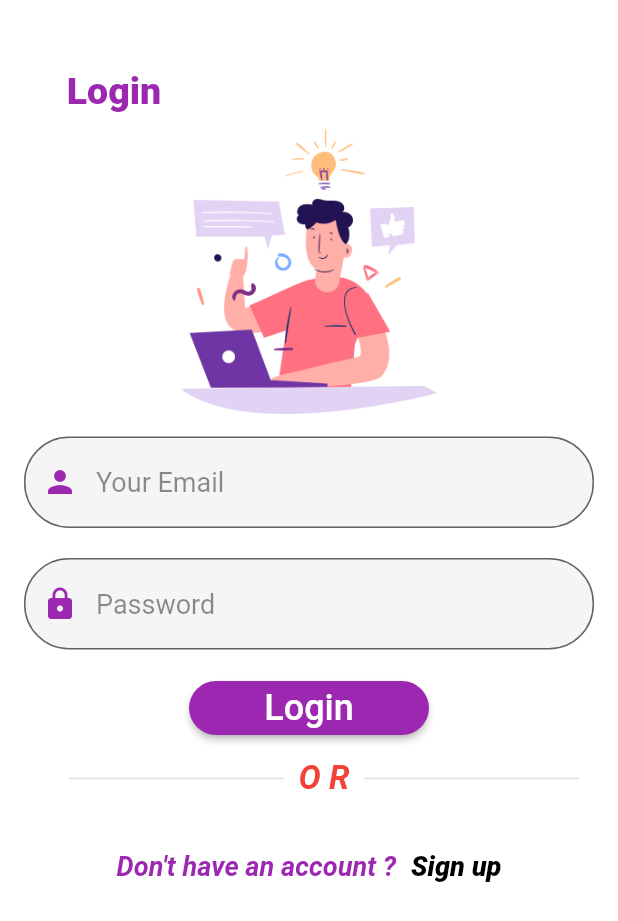
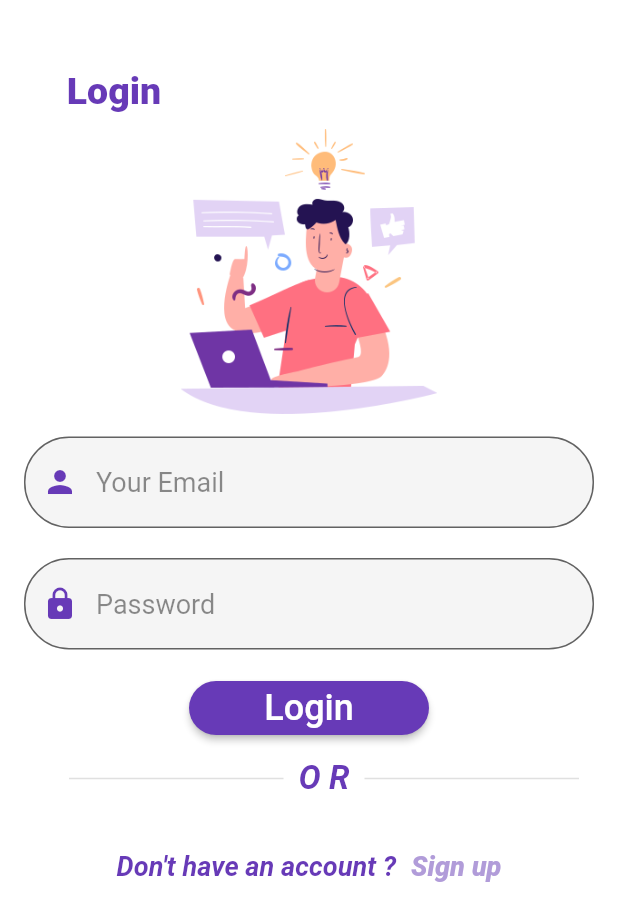
Before and after one commit to youssef999/deal_karma, a Flutter app: the RegisterScreen2 screen opened directly, after a tap on the "login" icon, on a phone screen of 412 x 824 dp. Shown: the top 921 px of the screen. Run offline on Flutter 3.47's test engine with Material 2 defaults, Android fonts, the phone set to English and light mode, and no system bars; our stand-ins replace animated_text_kit, cloud_firestore, firebase_auth, firebase_core, firebase_storage, flutter_native_admob and 2 more; missing offline and left inert: admob_flutter, firebase_admob; accounts and stored records are empty.

Commit message:
deal_karma

```diff
--- a/lib/adsManger.dart
+++ b/lib/adsManger.dart
@@ -7,14 +7,14 @@ import 'package:admob_flutter/admob_flutter.dart';
 
 class AdsManger{
 
-   static bool _testmode= true;
+   static bool _testmode= false;
 
 
 
 
    static String get appIdEx{
      if(Platform.isAndroid){
-       return "ca-app-pub-8832245228844811~9613708860";
+       return "ca-app-pub-9553580055895935~1610407402";
      }
      else if(Platform.isIOS){
        return"....";
@@ -53,7 +53,7 @@ class AdsManger{
          //NativeAdmob.testAdUnitId;
      }
      else  if(Platform.isAndroid){
-       return "ca-app-pub-8832245228844811/4333462023";
+       return "ca-app-pub-9553580055895935/2620164334";
      }
      else if(Platform.isIOS){
        return"....";
--- a/lib/login.dart
+++ b/lib/login.dart
@@ -4,16 +4,16 @@ import 'package:firebase_core/firebase_core.dart';
 import 'package:flutter/material.dart';
 import 'package:firebase_auth/firebase_auth.dart';
 import 'colorr.dart';
-import 'screen.dart';
+import 'register2.dart';
 import 'screen2.dart';
 
-class LoginScreen extends StatefulWidget{
+
+class LoginScreen extends StatefulWidget {
   @override
   _LoginScreenState createState() => _LoginScreenState();
 }
 
 class _LoginScreenState extends State<LoginScreen> {
-
   void initState() {
     super.initState();
     Firebase.initializeApp().whenComplete(() {
@@ -22,7 +22,6 @@ class _LoginScreenState extends State<LoginScreen> {
     });
   }
 
-
   final _formkey = GlobalKey<FormState>();
 
   TextEditingController _emailcontroller = TextEditingController();
@@ -30,8 +29,7 @@ class _LoginScreenState extends State<LoginScreen> {
   TextEditingController _passwordcontroller = TextEditingController();
 
   @override
-  void dispose()
-  {
+  void dispose() {
     _emailcontroller.dispose();
     _passwordcontroller.dispose();
 
@@ -40,7 +38,6 @@ class _LoginScreenState extends State<LoginScreen> {
 
   @override
   Widget build(BuildContext context) {
-
     return Scaffold(
       /* appBar: AppBar(
           backgroundColor: Colors.indigo[900],
@@ -62,10 +59,10 @@ class _LoginScreenState extends State<LoginScreen> {
                       SizedBox(
                         width:40,
                       ),
-                      *//* Container(
+                      / / Container(
                  width:80,
                  child:Image.asset('assets/l1.jfif')
-               ),*//*
+               ),/ /
                       Text( " Coin",style:TextStyle(color:Colors.red,fontWeight:FontWeight.bold,fontSize:23)),
                       Text( "s",style:TextStyle(color:Colors.white,fontWeight:FontWeight.bold,fontSize:23)),
                       //  Text("  Broker",style:TextStyle(color:Colors.lightBlue,fontWeight:FontWeight.bold,fontSize:21)),
@@ -83,133 +80,97 @@ class _LoginScreenState extends State<LoginScreen> {
 
           ]
       ),*/
-      body:
-
-      /*StreamBuilder(
-        stream:
-        FirebaseFirestore.instance.collection('users')
-         .where("username",isEqualTo:widget.ud)
-        .snapshots(),
-    builder: (context, AsyncSnapshot<QuerySnapshot> snapshot) {
-    final docs = snapshot.data.docs;
-    int len = docs.length;
-
-    if (!snapshot.hasData) return Center(child: Text('Loading'));
-    switch (snapshot.connectionState) {
-    case ConnectionState.waiting:
-    return new Text('Loading...');
-//.where("category", isEqualTo:"tec")
-    default:
-    return Container(
-    color:Colors.red,
-    child: ListView.builder(
-    itemCount: snapshot.data.documents.length,
-    itemBuilder: (context, index) {
-    DocumentSnapshot posts = snapshot.data.documents[index];
-    int len=snapshot.data.documents.length;
-    return Flexible(*/
-    Container(
-    color:Colors.white,
+        body: Container(
+          color: Colors.white,
           //Color.fromRGBO(41, 30, 83, 1),
           padding: EdgeInsets.all(16),
-
-
-
 
           child: Form(
             key: _formkey,
             child: Column(
                 children: <Widget>[
-      SizedBox(
-          height:20
-      ),
-
-       Row(
-         children:<Widget>[
+                SizedBox(height: 20),
+            Row(children: <Widget>[
               Container(
-             width:120,
-             height:50,
+                width: 120,
+                height: 50,
                 decoration: BoxDecoration(
-                 color:Colors.white,
+                    color: Colors.white,
                     // color:Colors.lightBlueAccent,
                     borderRadius: BorderRadius.only(
                       bottomLeft: Radius.circular(50),
-                   topLeft:Radius.circular(30),
-                   topRight:Radius.circular(30),
+                      topLeft: Radius.circular(30),
+                      topRight: Radius.circular(30),
                       bottomRight: Radius.circular(50),
-                 )
+                    )),
+                child: Center(
+                    child: Text(
+                      'Login',
+                      style: TextStyle(
+                          color: Colors.deepPurple,
+                          fontSize: 25,
+                          fontWeight: FontWeight.w900),
+                    )),
               ),
-             child:Center(child: Text('Login',style:TextStyle(color:Colors.purple,fontSize:25,fontWeight:FontWeight.w900),)),
+            ]),
+            Container(
+              width: 400,
+              height: 190,
+              color: Colors.lightBlueAccent[300],
+              child: Image.asset('assets/signup.png'),
             ),
-         ]
-       ),
-      Container(
-        width:400,
-        height:190,
-        color:Colors.lightBlueAccent[300],
-        /* decoration: BoxDecoration(
-                   color:Colors.white,
-                   // color:Colors.lightBlueAccent,
-                   borderRadius: BorderRadius.only(
-                     bottomLeft: Radius.circular(50),
-                     topLeft:Radius.circular(30),
-                     topRight:Radius.circular(30),
-                     bottomRight: Radius.circular(50),
-                   )
-               ),*/
-        child:Image.asset('assets/signup.png'),
-      ),
-      SizedBox(
-          height:15
-      ),
-    TextFormField(/*/Email*/
+            SizedBox(height: 15),
+            TextFormField(
+              //Email/
               controller: _emailcontroller,
-    cursorColor:Colors.purple,
+              cursorColor: Colors.purple,
               style: TextStyle(fontSize: 18, color: Colors.black),
               decoration: InputDecoration(
-    border:OutlineInputBorder(
+                border: OutlineInputBorder(
                   borderSide: const BorderSide(
-    color: Colors.purpleAccent,
-    width: 2.0),
+                      color: Colors.deepPurple, width: 2.0),
                   borderRadius: BorderRadius.circular(30.0),
                 ),
                 //fillColor:Colors.white,
                 filled: true,
-    hintText: "Your Email",hintStyle:TextStyle(color:Colors.black45,),
-    prefixIcon: Icon(Icons.person,color:Colors.purple),
+                hintText: "Your Email",
+                hintStyle: TextStyle(
+                  color: Colors.black45,
+                ),
+                prefixIcon: Icon(Icons.person, color: Colors.deepPurple),
               ),
               validator: (value) {
-    if(value.isEmpty){
+                if (value.isEmpty) {
                   return 'Please Fill Email Input';
                 }
-
-
               },
             ),
             SizedBox(
               height: 20,
             ),
-    TextFormField(/*Password*/
-    cursorColor:Colors.purple,
-
+            TextFormField(
+            //Password/
+            cursorColor: Colors.deepPurple,
             obscureText: true,
             controller: _passwordcontroller,
             style: TextStyle(fontSize: 18, color: Colors.black),
             decoration: InputDecoration(
-    border:OutlineInputBorder(
+              border: OutlineInputBorder(
                 borderSide: const BorderSide(
-    color: Colors.purpleAccent,
-    width: 2.0),
+                    color: Colors.deepPurple, width: 2.0),
                 borderRadius: BorderRadius.circular(30.0),
               ),
               // fillColor: Colors.white,
               filled: true,
 
-    hintText: "Password",hintStyle:TextStyle(color:Colors.black45,),
-    prefixIcon: Icon(Icons.lock,color:Colors.purple),
+              hintText: "Password",
+              hintStyle: TextStyle(
+                color: Colors.black45,
               ),
-    validator: (value){
-    if(value.isEmpty){
+              prefixIcon: Icon(Icons.lock, color: Colors.deepPurple),
+            ),
+            validator: (value) {
+              if (value.isEmpty) {
                 return 'Please Fill Password Input';
               }
             },
@@ -218,48 +179,42 @@ class _LoginScreenState extends State<LoginScreen> {
             height: 15,
           ),
           Container(
-      width:160,
-
-     /* decoration: BoxDecoration(
-        gradient: LinearGradient(
-          begin: Alignment.topCenter,
-          end: Alignment.bottomCenter,
-          colors: [
-            Colors.purple,
-            Colors.white,
-          ],
-        ),
-        borderRadius: BorderRadius.all(Radius.circular(26)),
-      ),*/
+            width: 160,
             child: Container(
               // color:  Colors.purple,
               child: RaisedButton(
-        shape: RoundedRectangleBorder(borderRadius: new BorderRadius.circular(30.0)),
-        color:  Colors.purple,
-      child: Text('Login',style: TextStyle(color: Colors.white,fontSize:24),),
+                shape: RoundedRectangleBorder(
+                    borderRadius: new BorderRadius.circular(30.0)),
+                color: Colors.deepPurple,
+                child: Text(
+                  'Login',
+                  style: TextStyle(color: Colors.white, fontSize: 24),
+                ),
                 onPressed: () async {
-
-      if(_formkey.currentState.validate()){
-
+                  if (_formkey.currentState.validate()) {
                     WidgetsFlutterBinding.ensureInitialized();
                     await Firebase.initializeApp();
 
-      var result = await FirebaseAuth.instance.signInWithEmailAndPassword(email: _emailcontroller.text, password: _passwordcontroller.text);
+                    var result = await FirebaseAuth.instance
+                        .signInWithEmailAndPassword(
+                        email: _emailcontroller.text,
+                        password: _passwordcontroller.text);
 
                     final user = FirebaseAuth.instance.currentUser;
-      final userData = await FirebaseFirestore.instance.collection('users').doc(user.uid).get();
-      String ud=userData['username'];
-      if(result != null)
-      {
+                    final userData = await FirebaseFirestore.instance
+                        .collection('users')
+                        .doc(user.uid)
+                        .get();
+                    String ud = userData['username'];
+                    if (result != null) {
                       // pushReplacement
                       print('welcomee');
-      Navigator. pushReplacement(
+                      Navigator.pushReplacement(
                         context,
-      MaterialPageRoute(builder: (context) => screen2(ud)),
+                        MaterialPageRoute(
+                            builder: (context) => screen2(ud)),
                       );
-
-      }
-      else{
+                    } else {
                       print('user not found');
                     }
                   }
@@ -271,7 +226,9 @@ class _LoginScreenState extends State<LoginScreen> {
               margin: EdgeInsets.symmetric(vertical: 10),
               child: Row(
                 children: <Widget>[
-    SizedBox(width:20,),
+                  SizedBox(
+                    width: 20,
+                  ),
                   Expanded(
                     child: Padding(
                       padding: EdgeInsets.symmetric(horizontal: 10),
@@ -280,61 +237,66 @@ class _LoginScreenState extends State<LoginScreen> {
                       ),
                     ),
                   ),
-    Text("O R",style: TextStyle(
-    color:Colors.red,
-    fontSize:22,fontWeight: FontWeight.w700,fontStyle:FontStyle.italic),),
+                  Text(
+                    "O R",
+                    style: TextStyle(
+                        color:Colors.deepPurple,
+                        fontSize: 22,
+                        fontWeight: FontWeight.w700,
+                        fontStyle: FontStyle.italic),
+                  ),
                   Expanded(
                     child: Padding(
-    padding: EdgeInsets.symmetric(horizontal:10),
+                      padding: EdgeInsets.symmetric(horizontal: 10),
                       child: Divider(
-    thickness:1,
+                        thickness: 1,
                       ),
                     ),
                   ),
-
                 ],
-    )
-    ),
+              )),
           SizedBox(
-    height:5,
+            height: 5,
           ),
           FlatButton(
-
             onPressed: () async {
-    Navigator.push(context, MaterialPageRoute(builder: (context) => RegisterScreen2() ) );
+              Navigator.push(
+                  context,
+                  MaterialPageRoute(
+                      builder: (context) => RegisterScreen2()));
             },
             child: Container(
-    margin: EdgeInsets.symmetric(vertical:20),
+              margin: EdgeInsets.symmetric(vertical: 20),
               //padding: EdgeInsets.only(left:15,bottom:15,right:15),
               //alignment: Alignment.bottomCenter,
               child: Row(
                 mainAxisAlignment: MainAxisAlignment.center,
                 children: <Widget>[
                   Text(
-    "Don't have an account ?",style: TextStyle(
-    color:Colors.purple,
-    fontSize:18,fontWeight: FontWeight.w600,fontStyle:FontStyle.italic),
+                    "Don't have an account ?",
+                    style: TextStyle(
+                        color: Colors.deepPurple,
+                        fontSize: 18,
+                        fontWeight: FontWeight.w600,
+                        fontStyle: FontStyle.italic),
                   ),
                   SizedBox(
                     width: 10,
                   ),
-    Text( "Sign up",style: TextStyle(
-    color:Colors.black,
-    fontSize:18,fontWeight: FontWeight.w900,fontStyle:FontStyle.italic),
+                  Text(
+                    "Sign up",
+                    style: TextStyle(
+                        color: btnforGroundColr,
+                        fontSize: 18,
+                        fontWeight: FontWeight.w900,
+                        fontStyle: FontStyle.italic),
                   ),
                 ],
               ),
             ),
           )
-
           ],
-    )
-    ),
+        )),
     ));
-
-
   }
-
-
-
 }
--- a/lib/register2.dart
+++ b/lib/register2.dart
@@ -10,16 +10,12 @@ class RegisterScreen2 extends StatefulWidget{
 }
 
 class _RegisterScreen2State extends State<RegisterScreen2> {
-
   String valuechoose;
-
-
 
   void initState()
   {
     super.initState();
     setState(() {
-
     });
   }
 
@@ -101,8 +97,8 @@ class _RegisterScreen2State extends State<RegisterScreen2> {
           key: _formkey,
           child: ListView(
             children: <Widget>[
-             SizedBox(
-                height:5
+              SizedBox(
+                  height:5
               ),
               Row(
                   children:<Widget>[
@@ -119,7 +115,7 @@ class _RegisterScreen2State extends State<RegisterScreen2> {
                             bottomRight: Radius.circular(50),
                           )
                       ),
-                      child:Center(child: Text('Sign up',style:TextStyle(color:Colors.purple,fontSize:25,fontWeight:FontWeight.w900),)),
+                      child:Center(child: Text('Sign up',style:TextStyle(color:Colors.deepPurple,fontSize:25,fontWeight:FontWeight.w900),)),
                     ),
                   ]
               ),
@@ -127,16 +123,7 @@ class _RegisterScreen2State extends State<RegisterScreen2> {
                 width:400,
                 height:190,
                 color:Colors.lightBlueAccent[300],
-                /* decoration: BoxDecoration(
-                   color:Colors.white,
-                   // color:Colors.lightBlueAccent,
-                   borderRadius: BorderRadius.only(
-                     bottomLeft: Radius.circular(50),
-                     topLeft:Radius.circular(30),
-                     topRight:Radius.circular(30),
-                     bottomRight: Radius.circular(50),
-                   )
-               ),*/
+
                 child:Image.asset('assets/signup.png'),
               ),
               SizedBox(
@@ -174,26 +161,16 @@ class _RegisterScreen2State extends State<RegisterScreen2> {
                       decoration: InputDecoration(
                         border:OutlineInputBorder(
                           borderSide: const BorderSide(
-                              color: Colors.purpleAccent,
+                              color: Colors.deepPurple,
                               width: 2.0),
                           borderRadius: BorderRadius.circular(30.0),
                         ),
                         //fillColor:Colors.white,
                         filled: true,
                         hintText: "Your Name",hintStyle:TextStyle(color:Colors.black45,),
-                        prefixIcon: Icon(Icons.person,color:Colors.purple),
+                        prefixIcon: Icon(Icons.person,color:Colors.deepPurple),
                       ),
-                      // decoration: InputDecoration(
-                      //   prefixIcon: Icon(Icons.person),
-                      //
-                      //   labelText: " Name ",
-                      //   enabledBorder: OutlineInputBorder
-                      //     (borderSide: BorderSide(color: Colors.red)),
-                      //   border:OutlineInputBorder(
-                      //     borderSide: const BorderSide(color: Colors.white,),
-                      //     borderRadius: BorderRadius.circular(16.0),
-                      //   ),
-                      // ),
+
                       validator: (value){
                         if(value.isEmpty){
                           return 'Fill Name';
@@ -214,24 +191,16 @@ class _RegisterScreen2State extends State<RegisterScreen2> {
                       decoration: InputDecoration(
                         border:OutlineInputBorder(
                           borderSide: const BorderSide(
-                              color: Colors.purpleAccent,
+                              color: Colors.deepPurple,
                               width: 2.0),
                           borderRadius: BorderRadius.circular(30.0),
                         ),
                         //fillColor:Colors.white,
                         filled: true,
                         hintText: "Your Email",hintStyle:TextStyle(color:Colors.black45,),
-                        prefixIcon: Icon(Icons.email,color:Colors.purple),
+                        prefixIcon: Icon(Icons.email,color:Colors.deepPurple),
                       ),
-                      /*decoration: InputDecoration(
-                        prefixIcon: Icon(Icons.email),
-                        labelText:  "  Email  ",
-                        enabledBorder: OutlineInputBorder(borderSide: BorderSide(color: Colors.red)),
-                        border:OutlineInputBorder(
-                          borderSide: const BorderSide(color: Colors.white, width: 2.0),
-                          borderRadius: BorderRadius.circular(25.0),
-                        ),
-                      ),*/
+
                       validator: (value){
                         if(value.isEmpty){
                           return 'Fill Email ';
@@ -246,25 +215,16 @@ class _RegisterScreen2State extends State<RegisterScreen2> {
                       decoration: InputDecoration(
                         border:OutlineInputBorder(
                           borderSide: const BorderSide(
-                              color: Colors.purpleAccent,
+                              color: Colors.deepPurple,
                               width: 2.0),
                           borderRadius: BorderRadius.circular(30.0),
                         ),
                         //fillColor:Colors.white,
                         filled: true,
                         hintText: "Password",hintStyle:TextStyle(color:Colors.black45,),
-                        prefixIcon: Icon(Icons.person,color:Colors.purple),
+                        prefixIcon: Icon(Icons.person,color:Colors.deepPurple),
                       ),
-                     /* decoration: InputDecoration(
-                        prefixIcon: Icon(Icons.lock),
-                        labelText: "  Password ",
-                        enabledBorder: OutlineInputBorder(borderSide: BorderSide(color: Colors.red)),
-                        border:OutlineInputBorder(
-                          borderSide: const BorderSide(color: Colors.white, width: 2.0),
-                          borderRadius: BorderRadius.circular(25.0),
 
-                        ),
-                      ),*/
                       validator: (value){
                         if(value.isEmpty){
                           return 'Fill Password';
@@ -274,45 +234,7 @@ class _RegisterScreen2State extends State<RegisterScreen2> {
                     SizedBox(
                       height: 5,
                     ),
-          /*          Container(
-                      padding: EdgeInsets.only(left:25,right:25),
-                      decoration:BoxDecoration(border: Border.all(color: Colors.red,width:1)
-                          ,borderRadius: BorderRadius.circular(25)),
-                      child:   DropdownButton(
 
-                        hint: Text(_language.tchose()??"Choose"),
-
-                        icon: Icon(Icons.arrow_drop_down),
-
-                        iconSize: 36,
-
-                        isExpanded: true,
-                        underline: SizedBox(),
-
-                        value: valuechoose,
-                        onChanged:(newvalue)
-                        {
-                          setState(() {
-                            valuechoose=newvalue;
-                          });
-
-                        },
-
-                        items: listitem.map((valueitem){
-
-                          return DropdownMenuItem(value: valueitem,
-
-                            child: Center(child: Text(valueitem)),
-
-
-                          );
-
-                        }).toList(),
-
-
-                      ),
-
-                    ),*/
 
 
                     Container(
@@ -382,5 +304,4 @@ class _RegisterScreen2State extends State<RegisterScreen2> {
 
       ),
     );
-  }
-}
+  }}
```
Also changed, not shown: lib/profile.dart (+0 -7 lines), pubspec.yaml (+13 -0 lines), pubspec.lock, 26 other files. Lines whose indentation alone changed are shown as unchanged.
